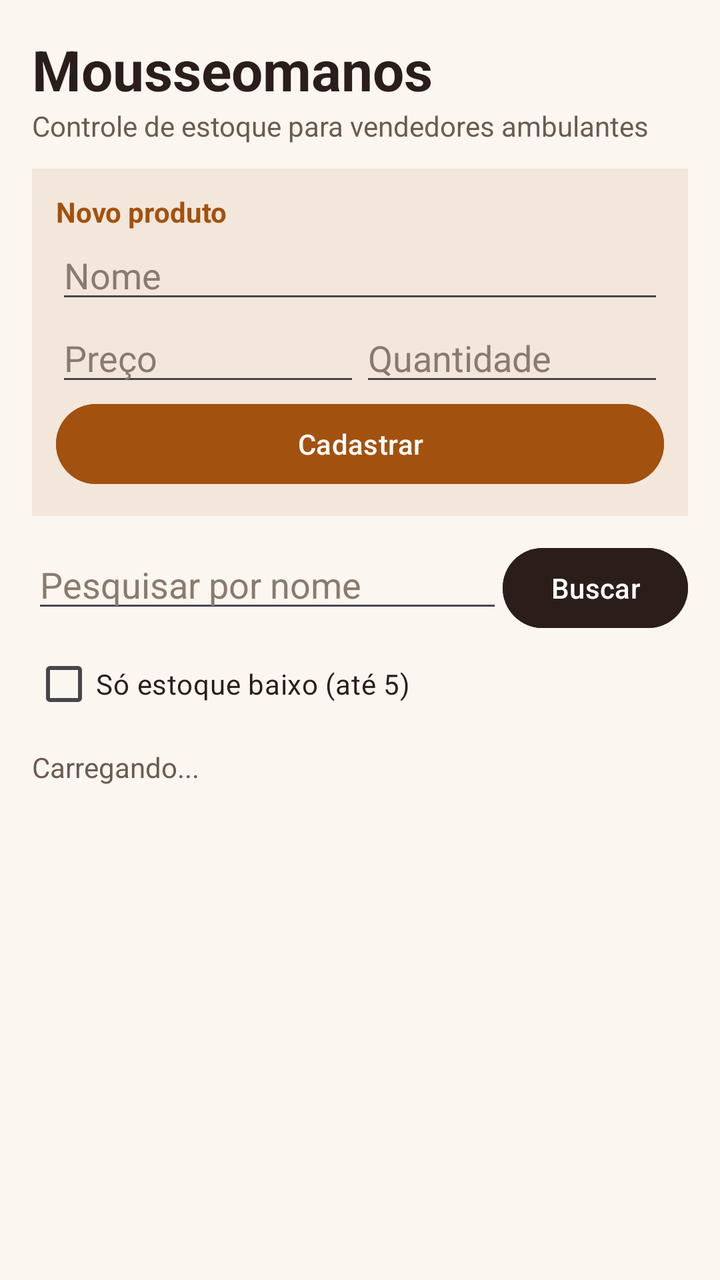
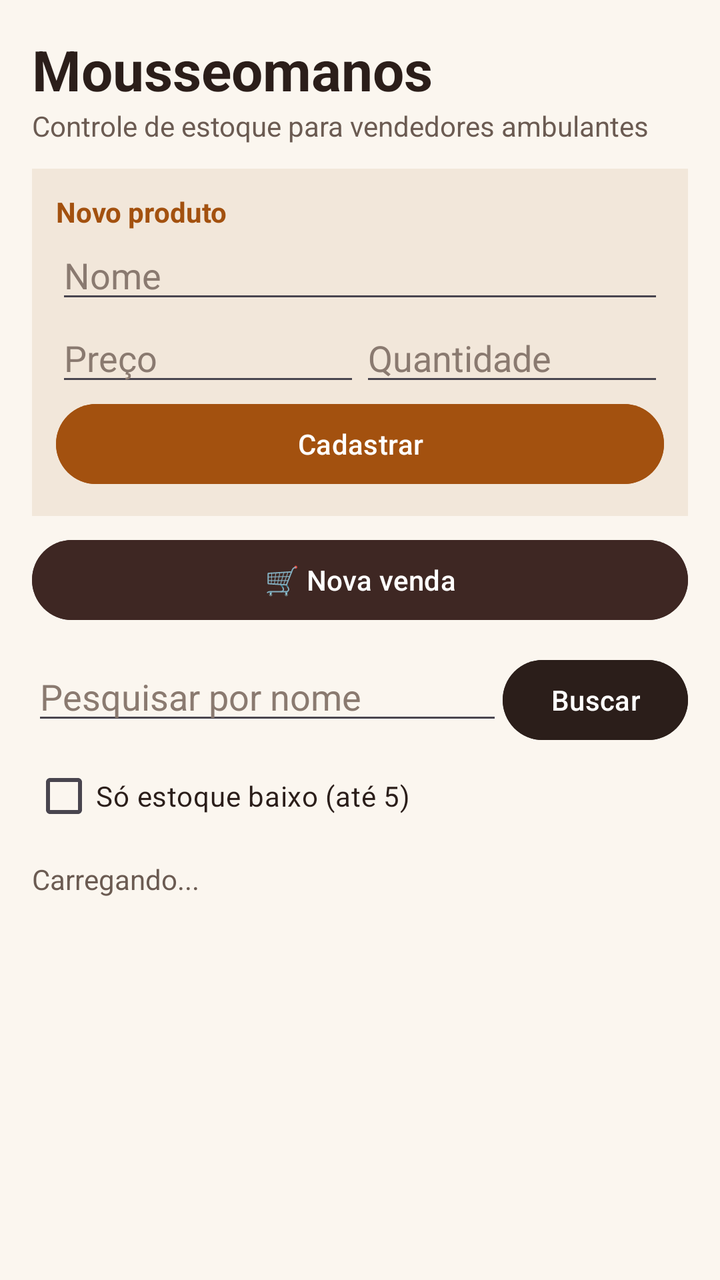

Screens rendered from an Android XML layout before and after an edit, with the pre-edit source and the edit as a unified diff.
<!-- AndroidManifest.xml: application theme Theme.TaskUp -->
<!-- res/layout/activity_main.xml -->
<?xml version="1.0" encoding="utf-8"?>
<LinearLayout xmlns:android="http://schemas.android.com/apk/res/android"
    android:id="@+id/main"
    android:layout_width="match_parent"
    android:layout_height="match_parent"
    android:background="#FBF6EF"
    android:orientation="vertical"
    android:padding="16dp">

    <TextView
        android:layout_width="wrap_content"
        android:layout_height="wrap_content"
        android:text="Mousseomanos"
        android:textColor="#2B1E1A"
        android:textSize="28sp"
        android:textStyle="bold" />

    <TextView
        android:layout_width="wrap_content"
        android:layout_height="wrap_content"
        android:layout_marginBottom="12dp"
        android:text="Controle de estoque para vendedores ambulantes"
        android:textColor="#6B5B52"
        android:textSize="14sp" />

    
    <LinearLayout
        android:layout_width="match_parent"
        android:layout_height="wrap_content"
        android:background="#F2E7DA"
        android:orientation="vertical"
        android:padding="12dp">

        <TextView
            android:id="@+id/txtTituloForm"
            android:layout_width="wrap_content"
            android:layout_height="wrap_content"
            android:text="Novo produto"
            android:textColor="#A3510F"
            android:textStyle="bold" />

        <EditText
            android:id="@+id/edtNome"
            android:layout_width="match_parent"
            android:layout_height="wrap_content"
            android:hint="Nome"
            android:inputType="textCapSentences"
            android:textColor="#2B1E1A"
            android:textColorHint="#8A7A70" />

        <LinearLayout
            android:layout_width="match_parent"
            android:layout_height="wrap_content"
            android:orientation="horizontal">

            <EditText
                android:id="@+id/edtPreco"
                android:layout_width="0dp"
                android:layout_height="wrap_content"
                android:layout_weight="1"
                android:hint="Preço"
                android:inputType="numberDecimal"
                android:textColor="#2B1E1A"
                android:textColorHint="#8A7A70" />

            <EditText
                android:id="@+id/edtQuantidade"
                android:layout_width="0dp"
                android:layout_height="wrap_content"
                android:layout_weight="1"
                android:hint="Quantidade"
                android:inputType="number"
                android:textColor="#2B1E1A"
                android:textColorHint="#8A7A70" />
        </LinearLayout>

        <LinearLayout
            android:layout_width="match_parent"
            android:layout_height="wrap_content"
            android:orientation="horizontal">

            <Button
                android:id="@+id/btnSalvar"
                android:layout_width="0dp"
                android:layout_height="wrap_content"
                android:layout_weight="1"
                android:backgroundTint="#A3510F"
                android:text="Cadastrar" />

            <Button
                android:id="@+id/btnCancelar"
                android:layout_width="wrap_content"
                android:layout_height="wrap_content"
                android:layout_marginStart="8dp"
                android:backgroundTint="#6B5B52"
                android:text="Cancelar"
                android:visibility="gone" />
        </LinearLayout>
    </LinearLayout>

    
    <LinearLayout
        android:layout_width="match_parent"
        android:layout_height="wrap_content"
        android:layout_marginTop="12dp"
        android:orientation="horizontal">

        <EditText
            android:id="@+id/edtBusca"
            android:layout_width="0dp"
            android:layout_height="wrap_content"
            android:layout_weight="1"
            android:hint="Pesquisar por nome"
            android:inputType="text"
            android:textColor="#2B1E1A"
            android:textColorHint="#8A7A70" />

        <Button
            android:id="@+id/btnBuscar"
            android:layout_width="wrap_content"
            android:layout_height="wrap_content"
            android:backgroundTint="#2B1E1A"
            android:text="Buscar" />
    </LinearLayout>

    <CheckBox
        android:id="@+id/chkBaixo"
        android:layout_width="wrap_content"
        android:layout_height="wrap_content"
        android:text="Só estoque baixo (até 5)"
        android:textColor="#2B1E1A" />

    <TextView
        android:id="@+id/txtStatus"
        android:layout_width="wrap_content"
        android:layout_height="wrap_content"
        android:paddingVertical="8dp"
        android:text="Carregando..."
        android:textColor="#6B5B52" />

    <androidx.recyclerview.widget.RecyclerView
        android:id="@+id/recycler"
        android:layout_width="match_parent"
        android:layout_height="0dp"
        android:layout_weight="1" />
</LinearLayout>
<!-- resources referenced by this layout -->
<resources>
  <style name="Theme.TaskUp" parent="Base.Theme.TaskUp" />
  <style name="Base.Theme.TaskUp" parent="Theme.Material3.DayNight.NoActionBar">
          
          
      </style>
</resources>

<!-- the commit's change to res/layout/activity_main.xml (unified diff, before → after) -->
@@ -99,6 +99,15 @@
     </LinearLayout>
 
     
+    <Button
+        android:id="@+id/btnVendas"
+        android:layout_width="match_parent"
+        android:layout_height="wrap_content"
+        android:layout_marginTop="8dp"
+        android:backgroundTint="#3E2723"
+        android:text="🛒 Nova venda" />
+
+    
     <LinearLayout
         android:layout_width="match_parent"
         android:layout_height="wrap_content"
